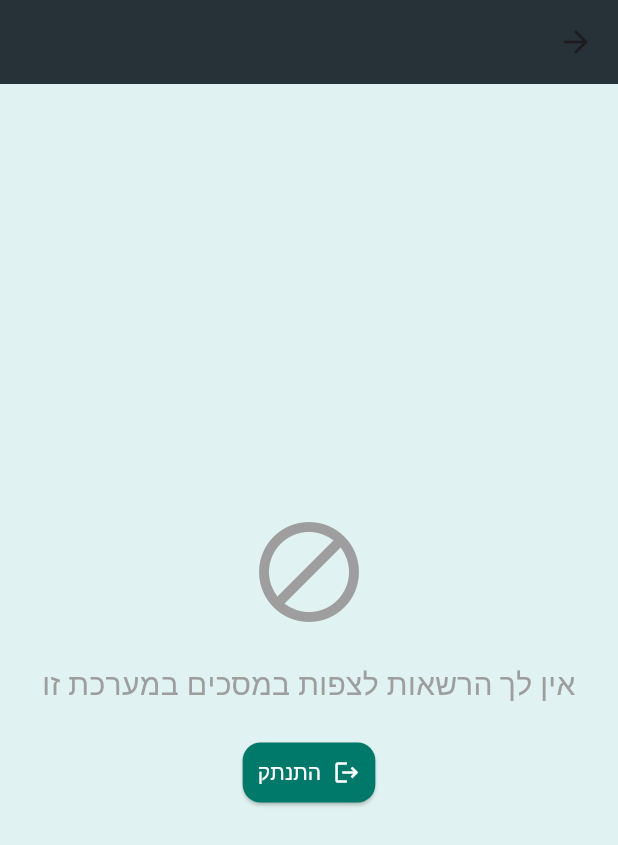
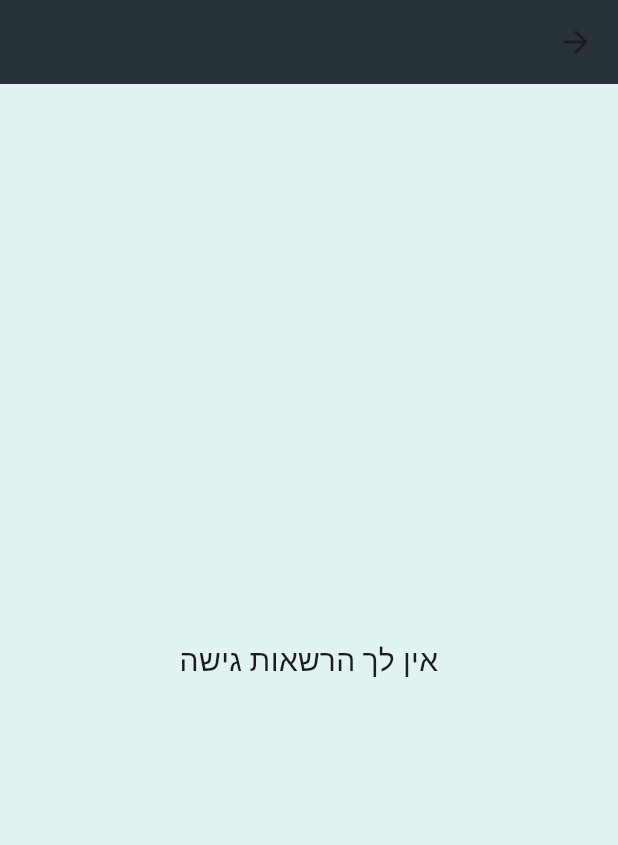
Before and after one commit to exzet5/tau-logistic-saas, a Flutter app: the AdminDashboard screen opened directly with empty values, on a phone screen of 412 x 824 dp. Shown: the top 845 px of the screen. Run offline on Flutter 3.47's test engine with Material 3 defaults, Android fonts, the phone set to English and light mode, and no system bars; our stand-ins replace calendar_date_picker2, cloud_firestore, firebase_auth, firebase_core, fl_chart, pdf and 1 more; missing offline and left inert: encrypt, excel, mobile_scanner, universal_html; accounts and stored records are empty.

Commit message:
feat: implement admin dashboard with role-based navigation and add user management and email service modules

```diff
--- a/lib/screens/admin/admin_dashboard.dart
+++ b/lib/screens/admin/admin_dashboard.dart
@@ -9,7 +9,6 @@ import '../../utils/helpers.dart';
 import 'pikadon_screen.dart';
 import 'history_screen.dart';
 
-/// Helper class to bind a tab's key to its UI representations
 class TabDefinition {
   final String key;
   final String label;
@@ -24,8 +23,6 @@ class TabDefinition {
   });
 }
 
-/// Main dashboard for administrators, containing a dynamic side navigation rail
-/// based on the user's granular permissions fetched via a real-time Stream.
 class AdminDashboard extends StatefulWidget {
   final String displayName;
   final String companyId;
@@ -42,14 +39,14 @@ class AdminDashboard extends StatefulWidget {
 
 class _AdminDashboardState extends State<AdminDashboard> {
   int _selectedIndex = 0;
-
-  // Define all available tabs once to preserve widget state
   late final List<TabDefinition> _allAvailableTabs;
+  late final Stream<DocumentSnapshot> _userPermissionsStream;
 
   @override
   void initState() {
     super.initState();
-    // Initialize pages once so they don't rebuild from scratch on every stream update
+
+    // Initialize all tabs once
     _allAvailableTabs = [
       TabDefinition(key: 'dashboard', label: 'ראשי', icon: const Icon(Icons.dashboard), page: DashboardScreen(companyId: widget.companyId)),
       TabDefinition(key: 'users', label: 'משתמשים', icon: const Icon(Icons.people), page: UserManagementScreen(companyId: widget.companyId)),
@@ -58,9 +55,17 @@ class _AdminDashboardState extends State<AdminDashboard> {
       TabDefinition(key: 'pikadon', label: 'פיקדונות', icon: _buildPikadonIcon(), page: PikadonScreen(companyId: widget.companyId)),
       TabDefinition(key: 'history', label: 'היסטוריה', icon: const Icon(Icons.history), page: HistoryScreen(companyId: widget.companyId)),
     ];
+
+    // Cache the permissions stream
+    User? currentUser = FirebaseAuth.instance.currentUser;
+    if (currentUser != null) {
+      _userPermissionsStream = FirebaseFirestore.instance.collection('users').doc(currentUser.uid).snapshots();
+    } else {
+      _userPermissionsStream = const Stream.empty();
+    }
   }
 
-  /// Custom stream builder to show pending deposit badges on the Pikadon icon
+  /// Builds a widget with a badge for pending deposits
   Widget _buildPikadonIcon() {
     return StreamBuilder<QuerySnapshot>(
       stream: FirebaseFirestore.instance
@@ -85,77 +90,49 @@ class _AdminDashboardState extends State<AdminDashboard> {
     );
   }
 
+  /// Generates a time-appropriate greeting in Hebrew.
   String _getGreeting() {
     var hour = DateTime.now().hour;
-    if (hour >= 5 && hour < 12) {
-      return 'בוקר טוב';
-    } else if (hour >= 12 && hour < 17) {
-      return 'צהריים טובים';
-    } else if (hour >= 17 && hour < 21) {
-      return 'ערב טוב';
-    } else {
-      return 'לילה טוב';
-    }
+    if (hour >= 5 && hour < 12) return 'בוקר טוב';
+    else if (hour >= 12 && hour < 17) return 'צהריים טובים';
+    else if (hour >= 17 && hour < 21) return 'ערב טוב';
+    else return 'לילה טוב';
   }
 
   @override
   Widget build(BuildContext context) {
-    User? currentUser = FirebaseAuth.instance.currentUser;
-
-    if (currentUser == null) {
-      return const Scaffold(body: Center(child: Text("Not logged in")));
-    }
-
-    // Wrap the entire Scaffold body in a StreamBuilder to listen to permission changes in real-time
     return StreamBuilder<DocumentSnapshot>(
-      stream: FirebaseFirestore.instance.collection('users').doc(currentUser.uid).snapshots(),
+      stream: _userPermissionsStream,
       builder: (context, snapshot) {
-        if (snapshot.connectionState == ConnectionState.waiting) {
+        // Show a loader only on the very first load
+        if (snapshot.connectionState == ConnectionState.waiting && !snapshot.hasData) {
           return const Scaffold(body: Center(child: CircularProgressIndicator(color: Colors.teal)));
         }
 
         List<String> allowedKeys = [];
-
         if (snapshot.hasData && snapshot.data!.exists) {
           var userData = snapshot.data!.data() as Map<String, dynamic>;
-          if (userData.containsKey('allowedTabs')) {
-            allowedKeys = List<String>.from(userData['allowedTabs']);
-          } else {
-            // Legacy fallback
+          allowedKeys = userData.containsKey('allowedTabs')
+              ? List<String>.from(userData['allowedTabs'])
+              : ['dashboard', 'patients', 'items', 'pikadon', 'history', 'users'];
+        } else {
+            // Default permissions if document not ready
             allowedKeys = ['dashboard', 'patients', 'items', 'pikadon', 'history', 'users'];
-          }
         }
 
-        // Filter available tabs based on the real-time permissions
         List<TabDefinition> activeTabs = _allAvailableTabs.where((tab) => allowedKeys.contains(tab.key)).toList();
 
-        // Edge case: user has no permissions at all
+        // Handle case where user lost all permissions or tab was removed
         if (activeTabs.isEmpty) {
           return Scaffold(
             appBar: AppBar(backgroundColor: Colors.blueGrey[900]),
-            body: Center(
-              child: Column(
-                mainAxisAlignment: MainAxisAlignment.center,
-                children: [
-                  const Icon(Icons.block, size: 80, color: Colors.grey),
-                  const SizedBox(height: 20),
-                  const Text("אין לך הרשאות לצפות במסכים במערכת זו", style: TextStyle(fontSize: 20, color: Colors.grey)),
-                  const SizedBox(height: 20),
-                  ElevatedButton.icon(
-                    onPressed: () => FirebaseAuth.instance.signOut(),
-                    icon: const Icon(Icons.logout),
-                    label: const Text("התנתק")
-                  )
-                ],
-              ),
-            ),
+            body: const Center(child: Text("אין לך הרשאות גישה", style: TextStyle(fontSize: 20))),
           );
         }
 
-        // Prevent range errors if a tab is removed while the user is actively on it
-        int safeIndex = _selectedIndex;
-        if (safeIndex >= activeTabs.length) {
-          safeIndex = 0;
+        // Adjust index if necessary
+        if (_selectedIndex >= activeTabs.length) {
+          _selectedIndex = 0;
         }
 
         return Scaffold(
@@ -163,45 +140,25 @@ class _AdminDashboardState extends State<AdminDashboard> {
             title: Column(
               crossAxisAlignment: CrossAxisAlignment.start,
               children: [
-                Text(
-                  "${_getGreeting()}, ${widget.displayName}",
-                  style: const TextStyle(color: Colors.white, fontSize: 18, fontWeight: FontWeight.bold),
-                ),
-                const Text(
-                  "מערכת ניהול (Admin)",
-                  style: TextStyle(color: Colors.white70, fontSize: 12),
-                ),
+                Text("${_getGreeting()}, ${widget.displayName}", style: const TextStyle(color: Colors.white, fontSize: 18, fontWeight: FontWeight.bold)),
+                const Text("מערכת ניהול (Admin)", style: TextStyle(color: Colors.white70, fontSize: 12)),
               ],
             ),
             backgroundColor: Colors.blueGrey[900],
             actions: [
-              IconButton(
-                icon: const Icon(Icons.logout),
-                onPressed: () async {
-                  await FirebaseAuth.instance.signOut();
-                },
-              )
+              IconButton(icon: const Icon(Icons.logout), onPressed: () async => await FirebaseAuth.instance.signOut())
             ],
           ),
           body: Row(
             children: [
               NavigationRail(
-                selectedIndex: safeIndex,
-                onDestinationSelected: (int index) {
-                  // Only update state if we are actually mounted and clicking
-                  setState(() {
-                    _selectedIndex = index;
-                  });
-                },
+                selectedIndex: _selectedIndex,
+                onDestinationSelected: (int index) => setState(() => _selectedIndex = index),
                 labelType: NavigationRailLabelType.all,
-                destinations: activeTabs.map((tab) =>
-                  NavigationRailDestination(icon: tab.icon, label: Text(tab.label))
-                ).toList(),
+                destinations: activeTabs.map((tab) => NavigationRailDestination(icon: tab.icon, label: Text(tab.label))).toList(),
               ),
               const VerticalDivider(thickness: 1, width: 1),
-              Expanded(
-                child: activeTabs[safeIndex].page,
-              ),
+              Expanded(child: activeTabs[_selectedIndex].page),
             ],
           ),
         );
--- a/lib/services/email_service.dart
+++ b/lib/services/email_service.dart
@@ -10,7 +10,7 @@ class EmailService {
   static const String _scriptUrl = 'https://script.google.com/macros/s/AKfycbzls4Kmo73P0KkD2GYwWDqu_Y-UciOPFDt5TZwEbSBVs_n4URc9K-XtsfSZqiOOoH1B/exec';
 
   // App links for welcome emails
-  static const String _apkLink = 'https://drive.google.com/file/d/1qDLI0zx13iCYcIKTB_rDXXc6cDIG5b-t/view?usp=sharing';
+  static const String _apkLink = 'https://drive.google.com/file/d/1XCR9isYBETkrs96psayggfeUrZ5-pTaC/view?usp=sharing';
   static const String _webLink = 'https://tau-logistic-app.web.app/';
 
   /// Sends an HTML email containing the verification code (OTP) to the user.
```
Also changed, not shown: lib/screens/admin/user_management_screen.dart (+60 -50 lines), 1 other file.
